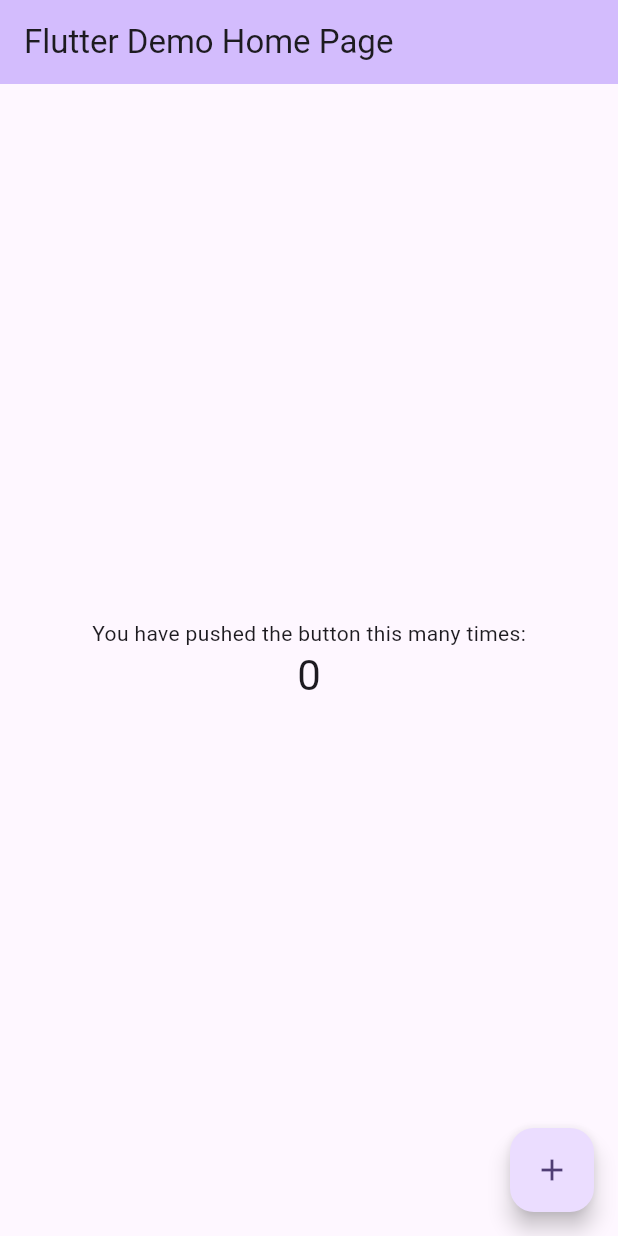
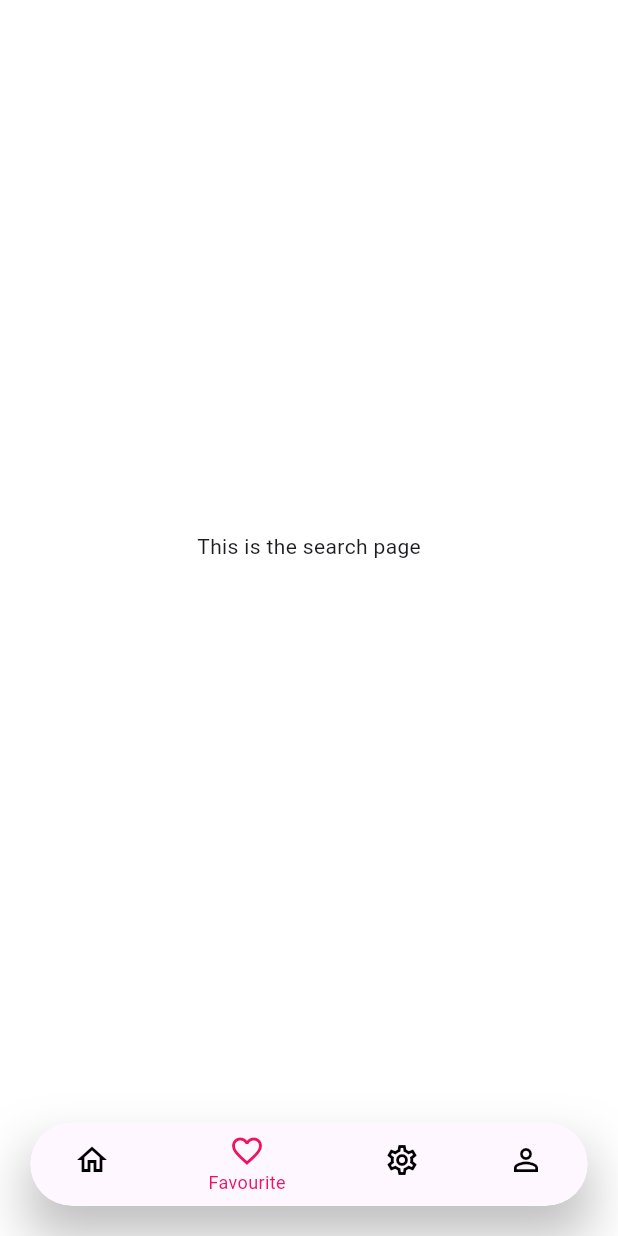
Before and after one commit to jmikewint/RecipeFInderApp, a Flutter app: the screen it shows after launch, on a phone screen of 412 x 824 dp. Run offline on Flutter 3.47's test engine with Material 3 defaults, Android fonts, the phone set to English and light mode, and no system bars.

Commit message:
Added navbar at bottom of app, going to be changed soon tho

```diff
--- /dev/null
+++ b/recipe_finder/lib/bottom_navigationbar/navigation_page.dart
@@ -0,0 +1,74 @@
+import 'package:flutter/material.dart';
+
+import '../pages/chat_page.dart';
+import '../pages/home_page.dart';
+import '../pages/profile_page.dart';
+import '../pages/search_page.dart';
+
+
+
+class BottomNavigationPage extends StatefulWidget {
+  const BottomNavigationPage({super.key});
+
+  @override
+  State<BottomNavigationPage> createState() => _BottomNavigationPageState();
+}
+
+class _BottomNavigationPageState extends State<BottomNavigationPage> {
+
+  int myCurrentIndex = 1;
+
+  List pages = const [
+    HomePage(),
+    SearchPage(),
+    ChatPage(),
+    ProfilePage(),
+  ];
+
+  @override
+  Widget build(BuildContext context) {
+    return  Scaffold(
+      bottomNavigationBar: Container(
+        margin: const EdgeInsets.symmetric(horizontal: 20, vertical: 20),
+        decoration:  BoxDecoration(
+          boxShadow: [
+            BoxShadow(
+              color: Colors.black26,
+              blurRadius: 30,
+              offset: Offset(0, 20),
+            )
+          ]
+        ),
+
+        child: ClipRRect(
+          borderRadius: BorderRadius.circular(30),
+          child: BottomNavigationBar(
+            currentIndex: myCurrentIndex,
+            backgroundColor: Colors.white,
+            selectedItemColor: const Color.fromARGB(255, 237, 19, 95),
+            unselectedItemColor: Colors.black,
+            selectedFontSize: 12,
+            showSelectedLabels: true,
+            showUnselectedLabels: false,
+
+            onTap: (index) {
+              setState(() {
+                myCurrentIndex = index;
+              });
+            },
+
+
+            items: const[
+            BottomNavigationBarItem(icon: Icon(Icons.home_outlined), label: 'Home'),
+            BottomNavigationBarItem(icon: Icon(Icons.favorite_border_outlined), label: 'Favourite'),
+            BottomNavigationBarItem(icon: Icon(Icons.settings_outlined), label: 'Settings'),
+            BottomNavigationBarItem(icon: Icon(Icons.person_outline), label: 'Profile'),
+
+          ]),
+        ),
+      ),
+
+
+      body: pages[myCurrentIndex]);
+  }
+}
--- a/recipe_finder/lib/main.dart
+++ b/recipe_finder/lib/main.dart
@@ -1,4 +1,5 @@
 import 'package:flutter/material.dart';
+import 'bottom_navigationbar/navigation_page.dart';
 
 void main() {
   runApp(const MyApp());
@@ -7,116 +8,15 @@ void main() {
 class MyApp extends StatelessWidget {
   const MyApp({super.key});
 
-  // This widget is the root of your application.
   @override
   Widget build(BuildContext context) {
     return MaterialApp(
-      title: 'Flutter Demo',
+      title: 'The Flutter Way',
       theme: ThemeData(
-        // This is the theme of your application.
-        //
-        // TRY THIS: Try running your application with "flutter run". You'll see
-        // the application has a purple toolbar. Then, without quitting the app,
-        // try changing the seedColor in the colorScheme below to Colors.green
-        // and then invoke "hot reload" (save your changes or press the "hot
-        // reload" button in a Flutter-supported IDE, or press "r" if you used
-        // the command line to start the app).
-        //
-        // Notice that the counter didn't reset back to zero; the application
-        // state is not lost during the reload. To reset the state, use hot
-        // restart instead.
-        //
-        // This works for code too, not just values: Most code changes can be
-        // tested with just a hot reload.
         colorScheme: ColorScheme.fromSeed(seedColor: Colors.deepPurple),
+        scaffoldBackgroundColor: Colors.white,
       ),
-      home: const MyHomePage(title: 'Flutter Demo Home Page'),
+      home: const BottomNavigationPage(),
     );
   }
 }
-
-class MyHomePage extends StatefulWidget {
-  const MyHomePage({super.key, required this.title});
-
-  // This widget is the home page of your application. It is stateful, meaning
-  // that it has a State object (defined below) that contains fields that affect
-  // how it looks.
-
-  // This class is the configuration for the state. It holds the values (in this
-  // case the title) provided by the parent (in this case the App widget) and
-  // used by the build method of the State. Fields in a Widget subclass are
-  // always marked "final".
-
-  final String title;
-
-  @override
-  State<MyHomePage> createState() => _MyHomePageState();
-}
-
-class _MyHomePageState extends State<MyHomePage> {
-  int _counter = 0;
-
-  void _incrementCounter() {
-    setState(() {
-      // This call to setState tells the Flutter framework that something has
-      // changed in this State, which causes it to rerun the build method below
-      // so that the display can reflect the updated values. If we changed
-      // _counter without calling setState(), then the build method would not be
-      // called again, and so nothing would appear to happen.
-      _counter++;
-    });
-  }
-
-  @override
-  Widget build(BuildContext context) {
-    // This method is rerun every time setState is called, for instance as done
-    // by the _incrementCounter method above.
-    //
-    // The Flutter framework has been optimized to make rerunning build methods
-    // fast, so that you can just rebuild anything that needs updating rather
-    // than having to individually change instances of widgets.
-    return Scaffold(
-      appBar: AppBar(
-        // TRY THIS: Try changing the color here to a specific color (to
-        // Colors.amber, perhaps?) and trigger a hot reload to see the AppBar
-        // change color while the other colors stay the same.
-        backgroundColor: Theme.of(context).colorScheme.inversePrimary,
-        // Here we take the value from the MyHomePage object that was created by
-        // the App.build method, and use it to set our appbar title.
-        title: Text(widget.title),
-      ),
-      body: Center(
-        // Center is a layout widget. It takes a single child and positions it
-        // in the middle of the parent.
-        child: Column(
-          // Column is also a layout widget. It takes a list of children and
-          // arranges them vertically. By default, it sizes itself to fit its
-          // children horizontally, and tries to be as tall as its parent.
-          //
-          // Column has various properties to control how it sizes itself and
-          // how it positions its children. Here we use mainAxisAlignment to
-          // center the children vertically; the main axis here is the vertical
-          // axis because Columns are vertical (the cross axis would be
-          // horizontal).
-          //
-          // TRY THIS: Invoke "debug painting" (choose the "Toggle Debug Paint"
-          // action in the IDE, or press "p" in the console), to see the
-          // wireframe for each widget.
-          mainAxisAlignment: MainAxisAlignment.center,
-          children: <Widget>[
-            const Text('You have pushed the button this many times:'),
-            Text(
-              '$_counter',
-              style: Theme.of(context).textTheme.headlineMedium,
-            ),
-          ],
-        ),
-      ),
-      floatingActionButton: FloatingActionButton(
-        onPressed: _incrementCounter,
-        tooltip: 'Increment',
-        child: const Icon(Icons.add),
-      ), // This trailing comma makes auto-formatting nicer for build methods.
-    );
-  }
-}
--- /dev/null
+++ b/recipe_finder/lib/pages/search_page.dart
@@ -0,0 +1,14 @@
+import 'package:flutter/material.dart';
+
+class SearchPage extends StatelessWidget {
+  const SearchPage({super.key});
+
+  @override
+  Widget build(BuildContext context) {
+    return  Scaffold(
+      body: Center(
+        child: Text("This is the search page"),
+      ),
+    );
+  }
+}
--- a/recipe_finder/pubspec.yaml
+++ b/recipe_finder/pubspec.yaml
@@ -34,6 +34,7 @@ dependencies:
   # The following adds the Cupertino Icons font to your application.
   # Use with the CupertinoIcons class for iOS style icons.
   cupertino_icons: ^1.0.8
+  rive: ^0.13.20
 
 dev_dependencies:
   flutter_test:
@@ -44,7 +45,7 @@ dev_dependencies:
   # activated in the `analysis_options.yaml` file located at the root of your
   # package. See that file for information about deactivating specific lint
   # rules and activating additional ones.
-  flutter_lints: ^5.0.0
+  flutter_lints: ^6.0.0
 
 # For information on the generic Dart part of this file, see the
 # following page: https://dart.dev/tools/pub/pubspec
@@ -58,7 +59,8 @@ flutter:
   uses-material-design: true
 
   # To add assets to your application, add an assets section, like this:
-  # assets:
+  assets:
+   - assets/animated_icons.riv
   #   - images/a_dot_burr.jpeg
   #   - images/a_dot_ham.jpeg
 
```
Also changed, not shown: recipe_finder/lib/pages/chat_page.dart (added, +14 -0 lines), recipe_finder/lib/pages/home_page.dart (added, +14 -0 lines), recipe_finder/lib/pages/profile_page.dart (added, +14 -0 lines), recipe_finder/pubspec.lock, 6 other files.
